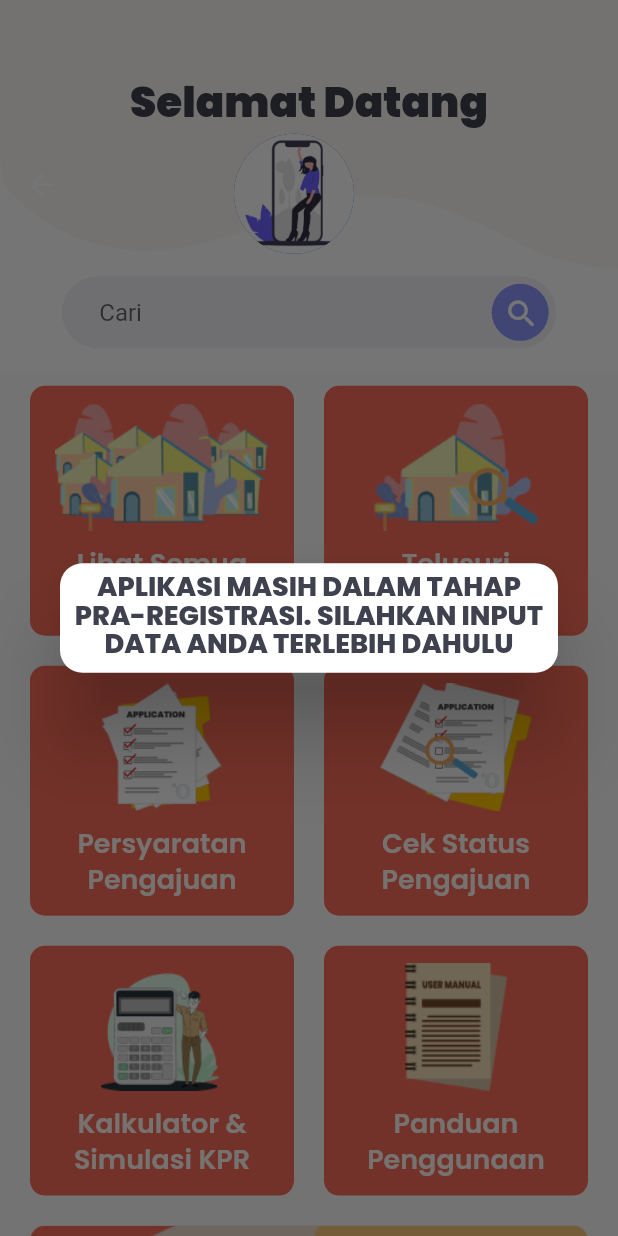
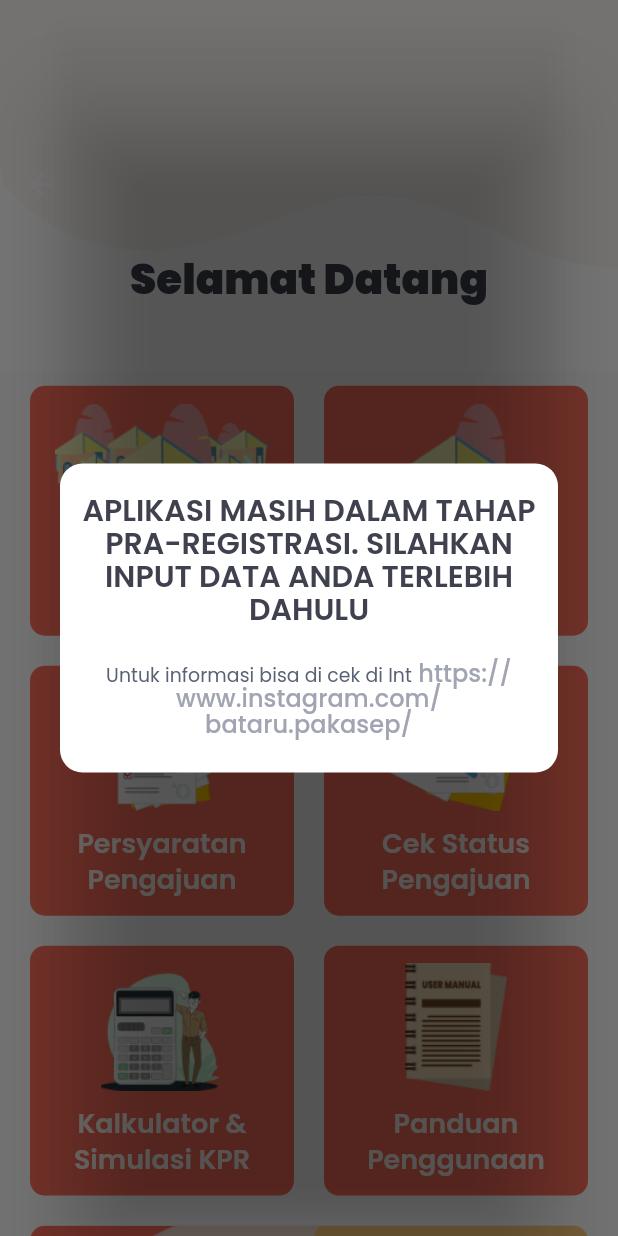
Before and after one commit to Holoo-id/PAKASEP.Bataru, a Flutter app: the Home screen opened directly, after a tap on "Lihat Semua Perumahan", on a phone screen of 412 x 824 dp. Run offline on Flutter 3.47's test engine with Material 2 defaults, Android fonts, the phone set to English and light mode, and no system bars; drawn by our look-alikes of auto_size_text; our stand-ins replace cached_network_image, carousel_pro, cloud_firestore, firebase_auth, firebase_core, geolocator and 4 more; missing offline and left inert: firebase_ml_vision; accounts and stored records are empty.

Commit message:
20210301 - 1611 - hah..

```diff
--- a/lib/screen/components/menu.dart
+++ b/lib/screen/components/menu.dart
@@ -1,12 +1,10 @@
 import 'package:auto_size_text/auto_size_text.dart';
+import 'package:flutter/gestures.dart';
 import 'package:flutter/material.dart';
-import 'package:pakasep/screen/contents/all_available_units.dart';
 import 'package:pakasep/screen/contents/filing_requirements.dart';
-import 'package:pakasep/screen/contents/filing_status.dart';
-import 'package:pakasep/screen/contents/find_units.dart';
 import 'package:pakasep/screen/contents/kpr_calc_simulations.dart';
-import 'package:pakasep/screen/users/user_guide.dart';
 import 'package:pakasep/utility/style.dart';
+import 'package:url_launcher/url_launcher.dart';
 
 class MenuHome extends StatefulWidget {
   @override
@@ -16,29 +14,53 @@ class MenuHome extends StatefulWidget {
 class _MenuHomeState extends State<MenuHome> {
   Widget _buildContructionAlert(BuildContext context) {
     return Dialog(
-      shape: RoundedRectangleBorder(
+      backgroundColor: Colors.transparent,
+      child: Center(
+        child: Container(
+          decoration: BoxDecoration(
             borderRadius: BorderRadius.circular(15),
+            color: Colors.white,
           ),
-      // contentTextStyle: buttonTextLight,
-      // actions: [
-      //   RaisedButton(
-      //     onPressed: () => Navigator.of(context).pop(),
-      //     color: Theme.of(context).primaryColor,
-      //     child: Text('tutup'),
-      //     shape: RoundedRectangleBorder(
-      //       borderRadius: BorderRadius.circular(5),
-      //     ),
-      //   )
-      // ],
-      // titlePadding: EdgeInsets.all(10),
-      child: Padding(
-        padding: const EdgeInsets.all(8.0),
-        child: AutoSizeText(
-          'aplikasi masih dalam tahap pra-registrasi. silahkan input data anda terlebih dahulu'.toUpperCase(),
+          height: MediaQuery.of(context).size.height / 4,
+          alignment: Alignment.center,
+          padding: const EdgeInsets.all(10.0),
+          child: Column(
+            mainAxisAlignment: MainAxisAlignment.center,
+            children: [
+              AutoSizeText(
+                'aplikasi masih dalam tahap pra-registrasi. silahkan input data anda terlebih dahulu\n'
+                    .toUpperCase(),
                 textAlign: TextAlign.center,
-          maxFontSize: 30,
-          minFontSize: 16,
-          style: text800Dark,
+                presetFontSizes: [20, 18],
+                style: text600Dark,
+              ),
+              AutoSizeText.rich(
+                TextSpan(
+                  style: text400Grey,
+                  children: [
+                    TextSpan(
+                      text: 'Untuk informasi bisa di cek di Int',
+                    ),
+                    TextSpan(
+                        style: text500Grey,
+                        text: ' https://www.instagram.com/bataru.pakasep/',
+                        recognizer: new TapGestureRecognizer()
+                          ..onTap = () async {
+                            const _url =
+                                'https://www.instagram.com/bataru.pakasep/';
+                            if (await canLaunch(_url)) {
+                              await launch(_url);
+                            } else {
+                              throw 'Tidak dapat membuka $_url';
+                            }
+                          }),
+                  ],
+                ),
+                presetFontSizes: [16, 15],
+                textAlign: TextAlign.center,
+              ),
+            ],
+          ),
         ),
       ),
     );
@@ -61,14 +83,6 @@ class _MenuHomeState extends State<MenuHome> {
                 return _buildContructionAlert(context);
               },
             ),
-            // onTap: () {
-            //   Navigator.push(
-            //     context,
-            //     MaterialPageRoute(
-            //       builder: (context) => AllAvailableUnits(),
-            //     ),
-            //   );
-            // },
             child: GridTile(
               child: Container(
                 margin: EdgeInsets.all(10),
@@ -104,14 +118,12 @@ class _MenuHomeState extends State<MenuHome> {
             ),
           ),
           GestureDetector(
-            onTap: () {
-              Navigator.push(
-                context,
-                MaterialPageRoute(
-                  builder: (context) => FindUnits(),
+            onTap: () => showDialog(
+              context: context,
+              builder: (BuildContext context) {
+                return _buildContructionAlert(context);
+              },
             ),
-              );
-            },
             child: GridTile(
               child: Container(
                 margin: EdgeInsets.all(10),
@@ -190,14 +202,12 @@ class _MenuHomeState extends State<MenuHome> {
             ),
           ),
           GestureDetector(
-            onTap: () {
-              Navigator.push(
-                context,
-                MaterialPageRoute(
-                  builder: (context) => FilingStatus(),
+            onTap: () => showDialog(
+              context: context,
+              builder: (BuildContext context) {
+                return _buildContructionAlert(context);
+              },
             ),
-              );
-            },
             child: GridTile(
               child: Container(
                 margin: EdgeInsets.all(10),
@@ -276,14 +286,12 @@ class _MenuHomeState extends State<MenuHome> {
             ),
           ),
           GestureDetector(
-            onTap: () {
-              Navigator.push(
-                context,
-                MaterialPageRoute(
-                  builder: (context) => UserGuide(),
+            onTap: () => showDialog(
+              context: context,
+              builder: (BuildContext context) {
+                return _buildContructionAlert(context);
+              },
             ),
-              );
-            },
             child: GridTile(
               child: Container(
                 margin: EdgeInsets.all(10),
--- a/lib/screen/home.dart
+++ b/lib/screen/home.dart
@@ -6,6 +6,7 @@ import 'package:pakasep/screen/components/menu.dart';
 import 'package:pakasep/screen/components/wave_background.dart';
 import 'package:pakasep/screen/users/profil.dart';
 import 'package:pakasep/utility/style.dart';
+import 'package:url_launcher/url_launcher.dart';
 
 class Home extends StatefulWidget {
   @override
@@ -27,7 +28,8 @@ class _HomeState extends State<Home> {
           headerSliverBuilder: (BuildContext context, bool innerBoxIsScrolled) {
             return <Widget>[
               SliverAppBar(
-                toolbarHeight: size.height * 0.3,
+                toolbarHeight:
+                    _userID == null ? size.height * 0.15 : size.height * 0.3,
                 backgroundColor: Colors.white,
                 elevation: 0.0,
                 floating: true,
@@ -52,7 +54,9 @@ class _HomeState extends State<Home> {
                       ),
                       GestureDetector(
                         onTap: () {
-                          Navigator.push(
+                          _userID == null
+                              ? print('No Data')
+                              : Navigator.push(
                                   context,
                                   MaterialPageRoute(
                                       builder: (context) => EditProfilForm()),
@@ -62,75 +66,75 @@ class _HomeState extends State<Home> {
                           mainAxisAlignment: MainAxisAlignment.center,
                           crossAxisAlignment: CrossAxisAlignment.center,
                           children: <Widget>[
-                            CircleAvatar(
-                              backgroundImage: AssetImage('images/p1.png'),
-                              radius: 40,
-                            ),
+                            // CircleAvatar(
+                            //   backgroundImage: AssetImage('images/p1.png'),
+                            //   radius: 40,
+                            // ),
                             SizedBox(
                               width: 20,
                             ),
-                            // Container(
-                            //   // width: size.width - 112,
-                            //   child: Column(
-                            //     // mainAxisAlignment: MainAxisAlignment.center,
-                            //     crossAxisAlignment: CrossAxisAlignment.start,
-                            //     children: <Widget>[
-                            //       AutoSizeText(
-                            //         _userName,
-                            //         style: name500Dark,
-                            //         maxLines: 1,
-                            //         presetFontSizes: [22, 16.5, 11],
-                            //       ),
-                            //       AutoSizeText(
-                            //         _userKTP,
-                            //         style: subName400Dark,
-                            //         minFontSize: 1,
-                            //         presetFontSizes: [14, 10.5, 7],
-                            //       ),
-                            //     ],
-                            //   ),
-                            // ),
+                            Container(
+                              // width: size.width - 112,
+                              child: Column(
+                                // mainAxisAlignment: MainAxisAlignment.center,
+                                crossAxisAlignment: CrossAxisAlignment.start,
+                                children: <Widget>[
+                                  AutoSizeText(
+                                    _userName == null ? ' ' : _userName,
+                                    style: name500Dark,
+                                    maxLines: 1,
+                                    presetFontSizes: [22, 16.5, 11],
+                                  ),
+                                  AutoSizeText(
+                                    _userKTP == null ? ' ' : _userKTP,
+                                    style: subName400Dark,
+                                    minFontSize: 1,
+                                    presetFontSizes: [14, 10.5, 7],
+                                  ),
                                 ],
                               ),
                             ),
-                      Container(
-                        padding:
-                            EdgeInsets.symmetric(horizontal: size.width * 0.1),
-                        margin: EdgeInsets.symmetric(vertical: 15),
-                        child: TextField(
-                          onChanged: (value) {
-                          },
-                          textInputAction: TextInputAction.search,
-                          decoration: InputDecoration(
-                            filled: true,
-                            fillColor: Color(0xffF2F3F7),
-                            hintText: 'Cari',
-                            border: OutlineInputBorder(
-                              borderRadius: BorderRadius.circular(32),
-                              borderSide: BorderSide.none,
-                            ),
-                            contentPadding: EdgeInsets.only(left: 25),
-                            suffixIcon: Container(
-                              width: 32,
-                              height: 32,
-                              margin: EdgeInsets.all(5),
-                              decoration: BoxDecoration(
-                                color: Theme.of(context).primaryColor,
-                                shape: BoxShape.circle,
-                              ),
-                              child: IconButton(
-                                icon: Icon(
-                                  Icons.search_rounded,
-                                  color: Colors.white,
-                                ),
-                                onPressed: () {
-                                  // showSearch(context: context, delegate: DataSearch());
-                                },
+                          ],
                         ),
                       ),
-                          ),
-                        ),
-                      ),
+                      // Container(
+                      //   padding:
+                      //       EdgeInsets.symmetric(horizontal: size.width * 0.1),
+                      //   margin: EdgeInsets.symmetric(vertical: 15),
+                      //   child: TextField(
+                      //     onChanged: (value) {
+                      //     },
+                      //     textInputAction: TextInputAction.search,
+                      //     decoration: InputDecoration(
+                      //       filled: true,
+                      //       fillColor: Color(0xffF2F3F7),
+                      //       hintText: 'Cari',
+                      //       border: OutlineInputBorder(
+                      //         borderRadius: BorderRadius.circular(32),
+                      //         borderSide: BorderSide.none,
+                      //       ),
+                      //       contentPadding: EdgeInsets.only(left: 25),
+                      //       suffixIcon: Container(
+                      //         width: 32,
+                      //         height: 32,
+                      //         margin: EdgeInsets.all(5),
+                      //         decoration: BoxDecoration(
+                      //           color: Theme.of(context).primaryColor,
+                      //           shape: BoxShape.circle,
+                      //         ),
+                      //         child: IconButton(
+                      //           icon: Icon(
+                      //             Icons.search_rounded,
+                      //             color: Colors.white,
+                      //           ),
+                      //           onPressed: () {
+                      //             // showSearch(context: context, delegate: DataSearch());
+                      //           },
+                      //         ),
+                      //       ),
+                      //     ),
+                      //   ),
+                      // ),
                     ],
                   ),
                 ),
@@ -142,7 +146,16 @@ class _HomeState extends State<Home> {
             child: Column(
               children: <Widget>[
                 MenuHome(),
-                Container(
+                GestureDetector(
+                  onTap: () async {
+                    const _url = 'https://www.instagram.com/bataru.pakasep/';
+                    if (await canLaunch(_url)) {
+                      await launch(_url);
+                    } else {
+                      throw 'Tidak dapat membuka $_url';
+                    }
+                  },
+                  child: Container(
                     margin: EdgeInsets.all(10),
                     padding: EdgeInsets.symmetric(horizontal: 14.5),
                     height: 80,
@@ -174,51 +187,52 @@ class _HomeState extends State<Home> {
                       ],
                     ),
                   ),
-                SizedBox(
-                  height: 35,
                 ),
-                RichText(
-                  text: TextSpan(
-                    style: text500Grey,
-                    children: <TextSpan>[
-                      TextSpan(
-                        text: '7.548',
-                        style: TextStyle(fontWeight: FontWeight.bold),
-                      ),
-                      TextSpan(
-                        text: ' Perumahan Terdaftar',
-                      ),
-                    ],
-                  ),
-                ),
-                RichText(
-                  text: TextSpan(
-                    style: text500Grey,
-                    children: <TextSpan>[
-                      TextSpan(
-                        text: '47',
-                        style: TextStyle(fontWeight: FontWeight.bold),
-                      ),
-                      TextSpan(
-                        text: ' Asosiasi Terdaftar',
-                      ),
-                    ],
-                  ),
-                ),
-                RichText(
-                  text: TextSpan(
-                    style: text500Grey,
-                    children: <TextSpan>[
-                      TextSpan(
-                        text: '879.342',
-                        style: TextStyle(fontWeight: FontWeight.bold),
-                      ),
-                      TextSpan(
-                        text: ' Unit Tersedia',
-                      ),
-                    ],
-                  ),
-                ),
+                // SizedBox(
+                //   height: 35,
+                // ),
+                // RichText(
+                //   text: TextSpan(
+                //     style: text500Grey,
+                //     children: <TextSpan>[
+                //       TextSpan(
+                //         text: '7.548',
+                //         style: TextStyle(fontWeight: FontWeight.bold),
+                //       ),
+                //       TextSpan(
+                //         text: ' Perumahan Terdaftar',
+                //       ),
+                //     ],
+                //   ),
+                // ),
+                // RichText(
+                //   text: TextSpan(
+                //     style: text500Grey,
+                //     children: <TextSpan>[
+                //       TextSpan(
+                //         text: '47',
+                //         style: TextStyle(fontWeight: FontWeight.bold),
+                //       ),
+                //       TextSpan(
+                //         text: ' Asosiasi Terdaftar',
+                //       ),
+                //     ],
+                //   ),
+                // ),
+                // RichText(
+                //   text: TextSpan(
+                //     style: text500Grey,
+                //     children: <TextSpan>[
+                //       TextSpan(
+                //         text: '879.342',
+                //         style: TextStyle(fontWeight: FontWeight.bold),
+                //       ),
+                //       TextSpan(
+                //         text: ' Unit Tersedia',
+                //       ),
+                //     ],
+                //   ),
+                // ),
                 SizedBox(
                   height: 25,
                 ),
--- a/pubspec.yaml
+++ b/pubspec.yaml
@@ -30,11 +30,13 @@ dependencies:
   firebase_ml_vision: ^0.10.0
   flutter_launcher_icons: ^0.8.1
   # geoflutterfire: ^2.2.0
-  # geolocator: ^6.2.1
+  geolocator: ^4.0.3
   google_fonts: ^1.1.1
   google_maps_flutter: ^1.2.0
   image_picker: ^0.6.7+21
+  # location: ^3.2.4
   shared_preferences: '>=0.5.12+4 <2.0.0'
+  url_launcher: ^5.7.10
   flutter:
     sdk: flutter
 
```
Also changed, not shown: lib/screen/contents/filing_requirements.dart (+69 -19 lines), lib/screen/contents/find_units.dart (+25 -10 lines), lib/screen/location_permission.dart (+9 -6 lines), lib/screen/users/register/otp_phone.dart (+67 -23 lines), lib/screen/users/register/register_form.dart (+9 -9 lines), pubspec.lock. Lines whose indentation alone changed are shown as unchanged.
